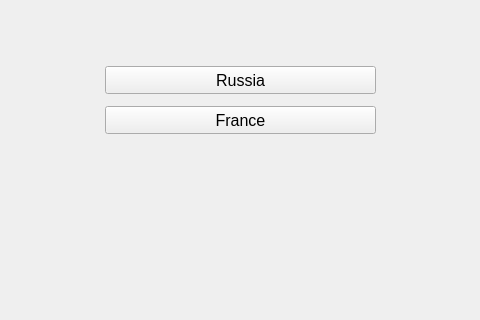
Above: view/StartGuiWindow.ui from EvgenyBaz/GIT_HW2 before the change; both pictures show x 155 to 635 and y 171 to 491 of the 800 by 600 pixel window. Below: the same form after it.
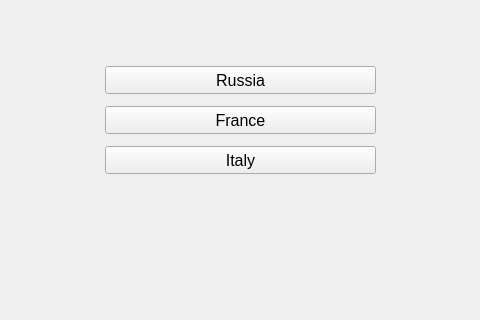
That is the form after the change.

Commit message: italian division window added

```diff
--- a/view/StartGuiWindow.ui
+++ b/view/StartGuiWindow.ui
@@ -85,6 +85,24 @@
      <set>Qt::AlignCenter</set>
     </property>
    </widget>
+   <widget class="QPushButton" name="pushButton_Italy">
+    <property name="geometry">
+     <rect>
+      <x>260</x>
+      <y>280</y>
+      <width>271</width>
+      <height>28</height>
+     </rect>
+    </property>
+    <property name="font">
+     <font>
+      <pointsize>12</pointsize>
+     </font>
+    </property>
+    <property name="text">
+     <string>Italy</string>
+    </property>
+   </widget>
   </widget>
   <widget class="QMenuBar" name="menubar">
    <property name="geometry">
```
Left out of the diff: 2 changed lines with no effect on the pictures. The commit also changes 6 other files.
